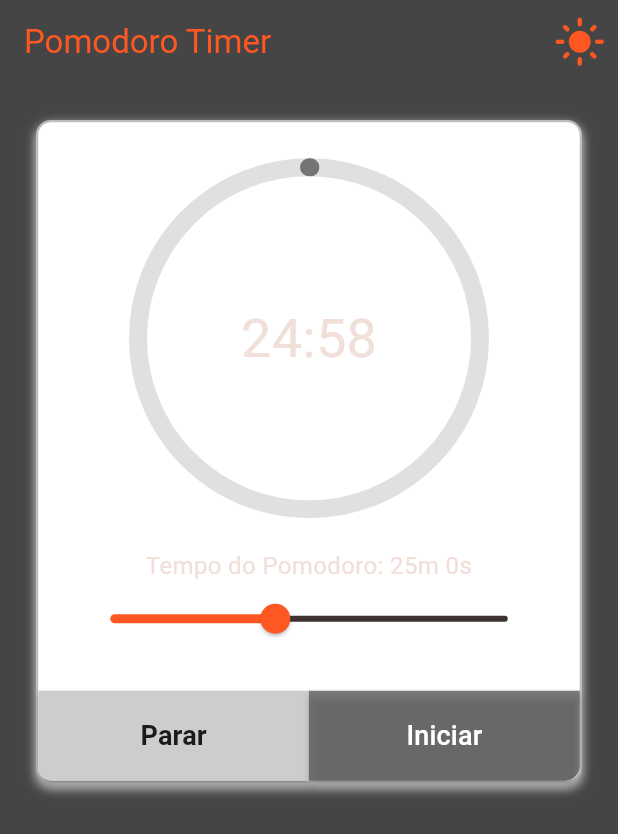
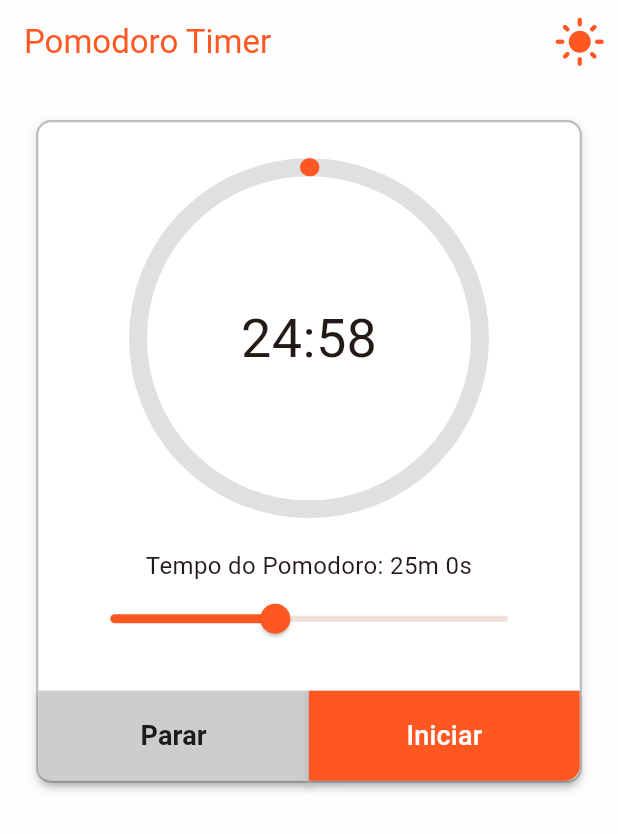
Before and after one commit to ApenasEsdras/studywithme, a Flutter app: the screen it shows once a user with an empty profile is signed in, after a tap on "Iniciar", after a tap on the "dark mode" icon, on a phone screen of 412 x 824 dp. Shown: the top 834 px of the screen. Run offline on Flutter 3.47's test engine with Material 3 defaults, Android fonts, the phone set to English and light mode, and no system bars; drawn by our look-alikes of percent_indicator; our stand-ins replace firebase_auth, firebase_core; accounts and stored records are empty; generated files the repository leaves out were written again; network calls fail.

```diff
--- a/lib/main.dart
+++ b/lib/main.dart
@@ -20,6 +20,7 @@ class MyApp extends StatelessWidget {
     return MaterialApp(
       title: 'Pomodoro App',
       theme: ThemeConfig.tema,
+      debugShowCheckedModeBanner: false,
       home: AuthWrapper(),
     );
   }
--- a/lib/pages/home_page.dart
+++ b/lib/pages/home_page.dart
@@ -105,9 +105,8 @@ class _HomeScreenState extends State<HomeScreen> {
 
   @override
   Widget build(BuildContext context) {
-    return MaterialApp(
-      theme: isDark ? ThemeConfig.temaDark : ThemeConfig.temalight,
-      home: Scaffold(
+    // Removido MaterialApp daqui, pois já está no main.dart
+    return Scaffold(
       appBar: AppBar(
         title: const Text("Pomodoro Timer"),
         actions: [
@@ -203,7 +202,6 @@ class _HomeScreenState extends State<HomeScreen> {
           ],
         ),
       ),
-      ),
     );
   }
 }
```
Lines whose indentation alone changed are shown as unchanged.
